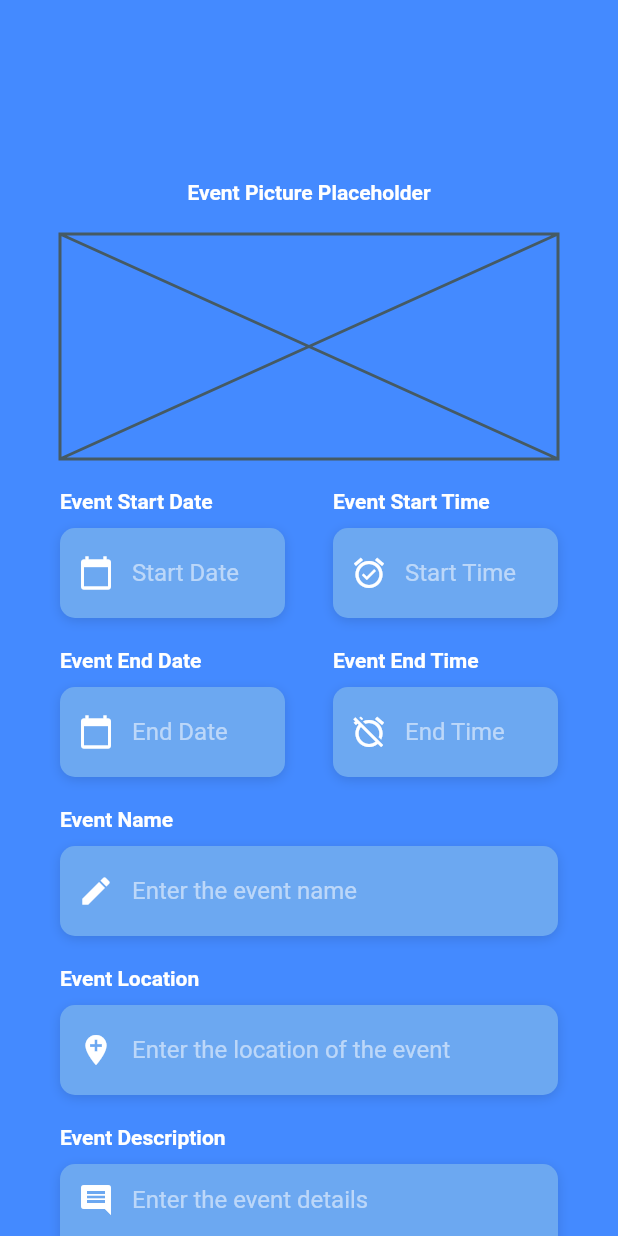
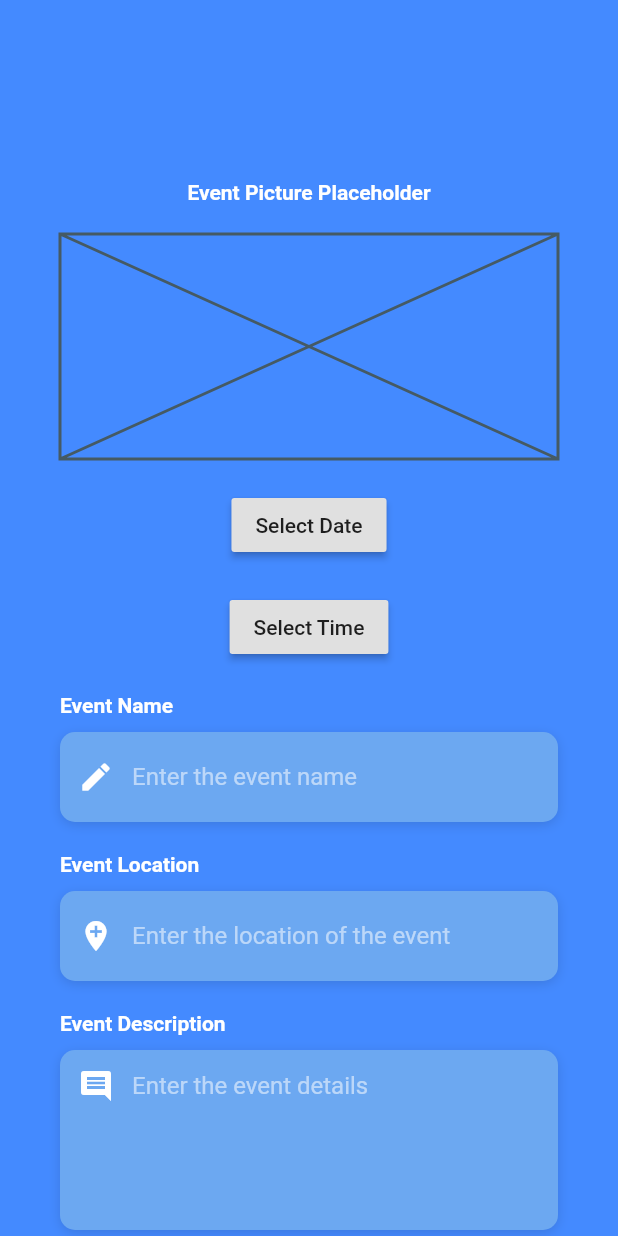
Before and after one commit to Pinolpier/Hochschulprojekt-Flutter, a Flutter app: the screen it shows after launch, on a phone screen of 412 x 824 dp. Run offline on Flutter 3.47's test engine with Material 2 defaults, Android fonts, the phone set to English and light mode, and no system bars; Roboto replaces fonts that are missing (OpenSans).

Commit message:
implemented a very rudimental Datepicker + Timepicker

```diff
--- a/lib/UIScreens/createEvent_screen.dart
+++ b/lib/UIScreens/createEvent_screen.dart
@@ -18,6 +18,35 @@ class CreateEventScreen extends StatefulWidget {
 }
 
 class _CreateEventScreenState extends State<CreateEventScreen> {
+
+  DateTime _date = new DateTime.now();
+  TimeOfDay _time = new TimeOfDay.now();
+
+  Future<Null> _selectDate(BuildContext context) async {
+    final DateTime picked = await showDatePicker(
+        context: context,
+        initialDate: _date,
+        firstDate: new DateTime(2016),
+        lastDate: new DateTime(3000),
+    );
+    if (picked != null && picked != _date) {
+      setState(() {
+        _date = picked;
+      });
+    }
+  }
+
+  Future<Null> _selectTime(BuildContext context) async {
+    final TimeOfDay picked = await showTimePicker(
+        context: context,
+        initialTime: _time
+    );
+    if (picked != null && picked != _time) {
+      setState(() {
+        _time = picked;
+      });
+    }
+  }
 
   Widget _eventNameTextfieldWidget() {
     return Column(
@@ -53,151 +82,6 @@ class _CreateEventScreenState extends State<CreateEventScreen> {
       ],
     );
   }
-
-  Widget _eventStartDate() {
-    return Column(
-      crossAxisAlignment: CrossAxisAlignment.start,
-      children: <Widget>[
-        Text(
-          'Event Start Date',
-          style: labelStyleConstant,
-        ),
-        SizedBox(height: 10.0),
-        Container(
-          alignment: Alignment.centerLeft,
-          decoration: boxStyleConstant,
-          width: 150,
-          height: 60.0,
-          child: TextField(
-            keyboardType: TextInputType.datetime,
-            style: TextStyle(
-              color: Colors.white,
-              fontFamily: 'OpenSans',
-            ),
-            decoration: InputDecoration(
-              border: InputBorder.none,
-              contentPadding: EdgeInsets.only(top: 14.0),
-              prefixIcon: Icon(
-                Icons.calendar_today,
-                color: Colors.white,
-              ),
-              hintText: 'Start Date',
-              hintStyle: textStyleConstant,
-            ),
-          ),
-        ),
-      ],
-    );
-  }
-
-  Widget _eventStartTime() {
-    return Column(
-      crossAxisAlignment: CrossAxisAlignment.start,
-      children: <Widget>[
-        Text(
-          'Event Start Time',
-          style: labelStyleConstant,
-        ),
-        SizedBox(height: 10.0),
-        Container(
-          alignment: Alignment.centerLeft,
-          decoration: boxStyleConstant,
-          width: 150,
-          height: 60.0,
-          child: TextField(
-            keyboardType: TextInputType.datetime,
-            style: TextStyle(
-              color: Colors.white,
-              fontFamily: 'OpenSans',
-            ),
-            decoration: InputDecoration(
-              border: InputBorder.none,
-              contentPadding: EdgeInsets.only(top: 14.0),
-              prefixIcon: Icon(
-                Icons.alarm_on,
-                color: Colors.white,
-              ),
-              hintText: 'Start Time',
-              hintStyle: textStyleConstant,
-            ),
-          ),
-        ),
-      ],
-    );
-  }
-
-  Widget _eventEndDate() {
-    return Column(
-      crossAxisAlignment: CrossAxisAlignment.start,
-      children: <Widget>[
-        Text(
-          'Event End Date',
-          style: labelStyleConstant,
-        ),
-        SizedBox(height: 10.0),
-        Container(
-          alignment: Alignment.centerLeft,
-          decoration: boxStyleConstant,
-          width: 150,
-          height: 60.0,
-          child: TextField(
-            keyboardType: TextInputType.datetime,
-            style: TextStyle(
-              color: Colors.white,
-              fontFamily: 'OpenSans',
-            ),
-            decoration: InputDecoration(
-              border: InputBorder.none,
-              contentPadding: EdgeInsets.only(top: 14.0),
-              prefixIcon: Icon(
-                Icons.calendar_today,
-                color: Colors.white,
-              ),
-              hintText: 'End Date',
-              hintStyle: textStyleConstant,
-            ),
-          ),
-        ),
-      ],
-    );
-  }
-
-  Widget _eventEndTime() {
-    return Column(
-      crossAxisAlignment: CrossAxisAlignment.start,
-      children: <Widget>[
-        Text(
-          'Event End Time',
-          style: labelStyleConstant,
-        ),
-        SizedBox(height: 10.0),
-        Container(
-          alignment: Alignment.centerLeft,
-          decoration: boxStyleConstant,
-          width: 150,
-          height: 60.0,
-          child: TextField(
-            keyboardType: TextInputType.datetime,
-            style: TextStyle(
-              color: Colors.white,
-              fontFamily: 'OpenSans',
-            ),
-            decoration: InputDecoration(
-              border: InputBorder.none,
-              contentPadding: EdgeInsets.only(top: 14.0),
-              prefixIcon: Icon(
-                Icons.alarm_off,
-                color: Colors.white,
-              ),
-              hintText: 'End Time',
-              hintStyle: textStyleConstant,
-            ),
-          ),
-        ),
-      ],
-    );
-  }
-
 
   Widget _locationTextfieldWidget() {
     return Column(
@@ -321,20 +205,16 @@ class _CreateEventScreenState extends State<CreateEventScreen> {
                 fallbackHeight: 150,
               ),
               SizedBox(height: 20.0),
-              Row(
-                mainAxisAlignment: MainAxisAlignment.spaceBetween,
-                children: <Widget>[
-                  _eventStartDate(),
-                  _eventStartTime(),
-                ],
+              new RaisedButton(
+                  child: new Text("Select Date"),
+                  onPressed: (){_selectDate(context);
+                  }
               ),
               SizedBox(height: 20.0),
-              Row(
-                mainAxisAlignment: MainAxisAlignment.spaceBetween,
-                children: <Widget>[
-                  _eventEndDate(),
-                  _eventEndTime(),
-                ],
+              new RaisedButton(
+                  child: new Text("Select Time"),
+                  onPressed: (){_selectTime(context);
+                  }
               ),
               SizedBox(height: 20),
               _eventNameTextfieldWidget(),
```
